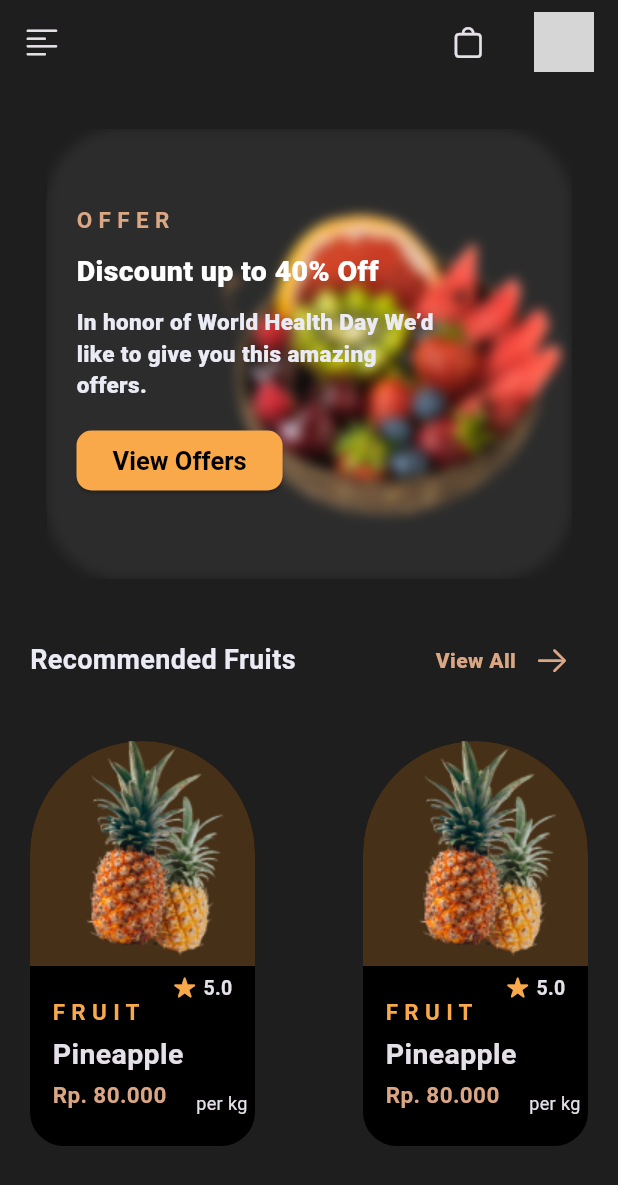
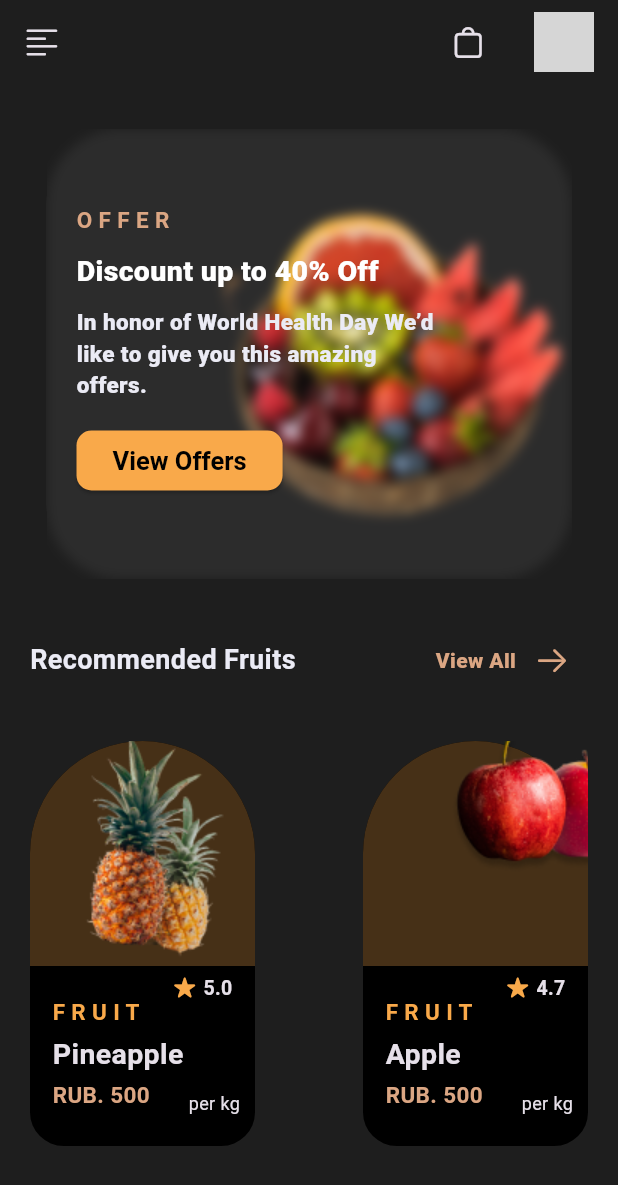
Before and after one commit to universal-developer/Flutter-Fruit-App, a Flutter app: the screen it shows after launch, on a phone screen of 412 x 824 dp. Shown: the top 1185 px of the screen. Run offline on Flutter 3.47's test engine with Material 2 defaults, Android fonts, the phone set to English and light mode, and no system bars; missing offline and left inert: dart:ffi; grey boxes are pictures that could not be loaded.

Commit message:
Initial Comment

```diff
--- a/lib/components/product.dart
+++ b/lib/components/product.dart
@@ -1,14 +1,18 @@
+import 'dart:ffi';
+
 import 'package:flutter/material.dart';
 import 'package:fruit_app/colors.dart';
 import 'package:flutter/cupertino.dart';
 
 class ProductComponent extends StatelessWidget {
+  String image;
   String rate;
   String category;
   String name;
   String price;
 
   ProductComponent({
+    required this.image,
     required this.rate,
     required this.category,
     required this.name,
@@ -44,7 +48,7 @@ class ProductComponent extends StatelessWidget {
             child: Positioned(
               bottom: 100,
               child: Image(
-                image: AssetImage('assets/pineapples.png'),
+                image: AssetImage(image),
               ),
             ),
           ),
@@ -57,7 +61,7 @@ class ProductComponent extends StatelessWidget {
                   const Icon(CupertinoIcons.star_fill,
                       color: orangeColor, size: 15),
                   const SizedBox(width: 5),
-                  Text('5.0',
+                  Text(rate,
                       style:
                           TextStyle(fontWeight: FontWeight.bold, fontSize: 13))
                 ],
@@ -69,7 +73,7 @@ class ProductComponent extends StatelessWidget {
               top: 170,
               left: 15,
               child: Text(
-                'F R U I T',
+                category,
                 style: TextStyle(
                   fontSize: 15,
                   color: orangeColor,
@@ -83,7 +87,7 @@ class ProductComponent extends StatelessWidget {
               top: 195,
               left: 15,
               child: Text(
-                'Pineapple',
+                name,
                 style: TextStyle(fontWeight: FontWeight.bold, fontSize: 19),
               ),
             ),
@@ -93,7 +97,7 @@ class ProductComponent extends StatelessWidget {
               top: 225,
               left: 15,
               child: Text(
-                'Rp. 80.000',
+                price,
                 style: TextStyle(
                   fontWeight: FontWeight.bold,
                   fontSize: 15,
@@ -105,7 +109,7 @@ class ProductComponent extends StatelessWidget {
           Container(
             child: Positioned(
               top: 233,
-              right: 5,
+              right: 10,
               child: Text(
                 'per kg',
                 style: TextStyle(
--- a/lib/screens/home_screen.dart
+++ b/lib/screens/home_screen.dart
@@ -1,8 +1,8 @@
 import 'dart:ui';
-
 import 'package:flutter/material.dart';
 import 'package:flutter/cupertino.dart';
 import 'package:fruit_app/colors.dart';
+import 'package:fruit_app/components/product.dart';
 
 class HomeScreen extends StatefulWidget {
   const HomeScreen({Key? key}) : super(key: key);
@@ -78,7 +78,20 @@ class _HomeScreenState extends State<HomeScreen> {
               const SizedBox(height: 30),
               Row(
                 mainAxisAlignment: MainAxisAlignment.spaceBetween,
-                children: [_product(), _product()],
+                children: [
+                  ProductComponent(
+                      image: 'assets/pineapples.png',
+                      rate: '5.0',
+                      category: 'F R U I T',
+                      name: 'Pineapple',
+                      price: 'RUB. 500'),
+                  ProductComponent(
+                      image: 'assets/apples.png',
+                      rate: '4.7',
+                      category: 'F R U I T',
+                      name: 'Apple',
+                      price: 'RUB. 500')
+                ],
               ),
             ],
           ),
@@ -182,106 +195,3 @@ Widget _saleCard() {
     ),
   );
 }
-
-Widget _product() {
-  return Container(
-    decoration: const BoxDecoration(
-        borderRadius: BorderRadius.only(
-            topLeft: Radius.circular(100),
-            topRight: Radius.circular(100),
-            bottomRight: Radius.circular(30),
-            bottomLeft: Radius.circular(30)),
-        color: Colors.black),
-    height: 270,
-    width: 150,
-    child: Stack(
-      children: [
-        Container(
-          decoration: const BoxDecoration(
-            color: productOrangeColor,
-            borderRadius: BorderRadius.only(
-              topLeft: Radius.circular(100),
-              topRight: Radius.circular(100),
-            ),
-          ),
-          height: 150,
-          width: 170,
-        ),
-        Container(
-          child: Positioned(
-            bottom: 100,
-            child: Image(
-              image: AssetImage('assets/pineapples.png'),
-            ),
-          ),
-        ),
-        Container(
-          child: Positioned(
-            top: 155,
-            right: 15,
-            child: Row(
-              children: [
-                const Icon(CupertinoIcons.star_fill,
-                    color: orangeColor, size: 15),
-                const SizedBox(width: 5),
-                Text('5.0',
-                    style: TextStyle(fontWeight: FontWeight.bold, fontSize: 13))
-              ],
-            ),
-          ),
-        ),
-        Container(
-          child: Positioned(
-            top: 170,
-            left: 15,
-            child: Text(
-              'F R U I T',
-              style: TextStyle(
-                fontSize: 15,
-                color: orangeColor,
-                fontWeight: FontWeight.bold,
-              ),
-            ),
-          ),
-        ),
-        Container(
-          child: Positioned(
-            top: 195,
-            left: 15,
-            child: Text(
-              'Pineapple',
-              style: TextStyle(fontWeight: FontWeight.bold, fontSize: 19),
-            ),
-          ),
-        ),
-        Container(
-          child: Positioned(
-            top: 225,
-            left: 15,
-            child: Text(
-              'Rp. 80.000',
-              style: TextStyle(
-                fontWeight: FontWeight.bold,
-                fontSize: 15,
-                color: lightOrangeColor,
-              ),
-            ),
-          ),
-        ),
-        Container(
-          child: Positioned(
-            top: 233,
-            right: 5,
-            child: Text(
-              'per kg',
-              style: TextStyle(
-                fontWeight: FontWeight.w400,
-                fontSize: 12,
-              ),
-            ),
-          ),
-        ),
-      ],
-    ),
-  );
-}
--- a/pubspec.yaml
+++ b/pubspec.yaml
@@ -63,6 +63,7 @@ flutter:
     - assets/profile.png
     - assets/pineapple.png
     - assets/pineapples.png
+    - assets/apples.png
 
   # An image asset can refer to one or more resolution-specific "variants", see
   # https://flutter.dev/assets-and-images/#resolution-aware
```
Also changed, not shown: assets/apples.png (added).
